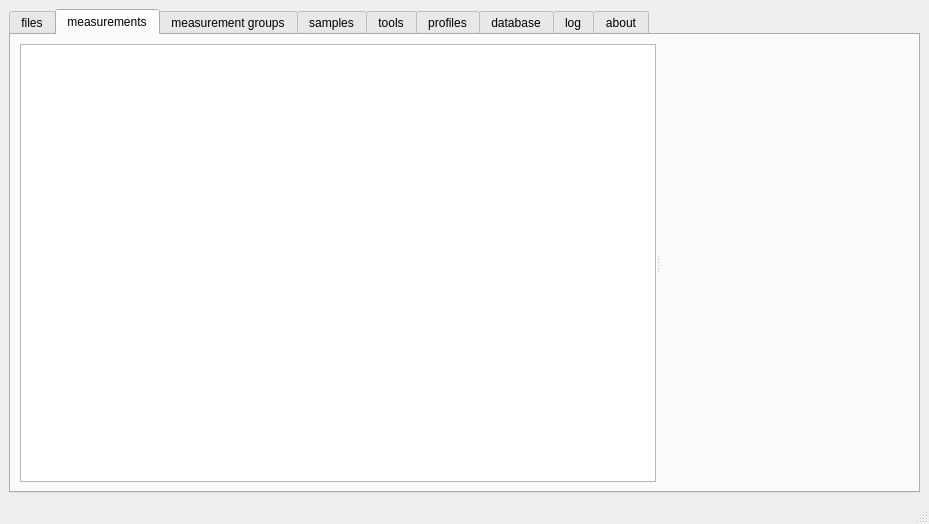
Old version of the form qtGUI/mainwindow.ui in the repository flosious/CLAUS2.
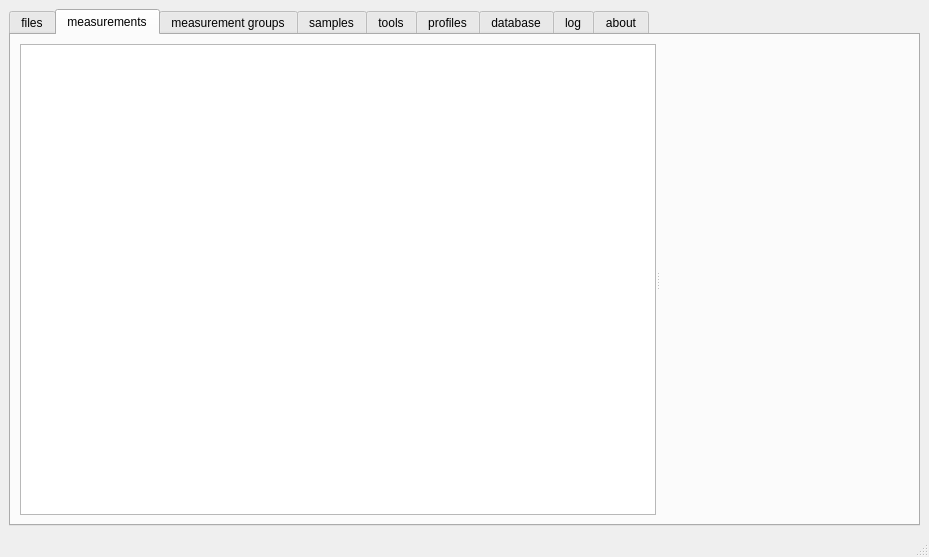
New version of the form. The open tabs and pages were chosen to show the change. Custom widgets are drawn as their Qt base class.

Diff of the .ui file:
```diff
--- a/qtGUI/mainwindow.ui
+++ b/qtGUI/mainwindow.ui
@@ -7,7 +7,7 @@
     <x>0</x>
     <y>0</y>
     <width>929</width>
-    <height>524</height>
+    <height>557</height>
    </rect>
   </property>
   <property name="sizePolicy">
@@ -83,11 +83,14 @@
           <item>
            <widget class="QSplitter" name="splitter">
             <property name="sizePolicy">
-             <sizepolicy hsizetype="Expanding" vsizetype="Preferred">
+             <sizepolicy hsizetype="Minimum" vsizetype="Preferred">
               <horstretch>0</horstretch>
               <verstretch>0</verstretch>
              </sizepolicy>
             </property>
+            <property name="layoutDirection">
+             <enum>Qt::LeftToRight</enum>
+            </property>
             <property name="orientation">
              <enum>Qt::Horizontal</enum>
             </property>
```
Left out of the diff: 2 changed lines with no effect on the pictures.
